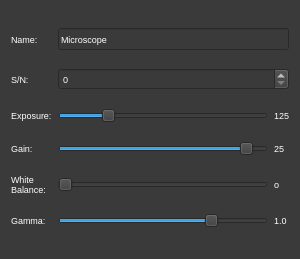
Qt form ui/settingPopUpMenu.ui (AllenNeuralDynamics/parallax) before a commit.
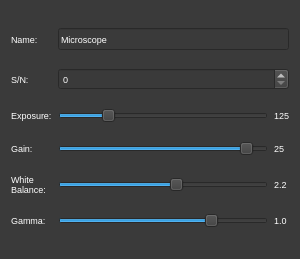
The same form after that commit.

```diff
--- a/ui/settingPopUpMenu.ui
+++ b/ui/settingPopUpMenu.ui
@@ -99,12 +99,21 @@
    <item row="4" column="2">
     <widget class="QLabel" name="wbNum">
      <property name="text">
-      <string>o</string>
+      <string>2.2</string>
      </property>
     </widget>
    </item>
    <item row="4" column="1">
     <widget class="QSlider" name="wbSlider">
+     <property name="minimum">
+      <number>180</number>
+     </property>
+     <property name="maximum">
+      <number>250</number>
+     </property>
+     <property name="value">
+      <number>220</number>
+     </property>
      <property name="orientation">
       <enum>Qt::Horizontal</enum>
      </property>
```
